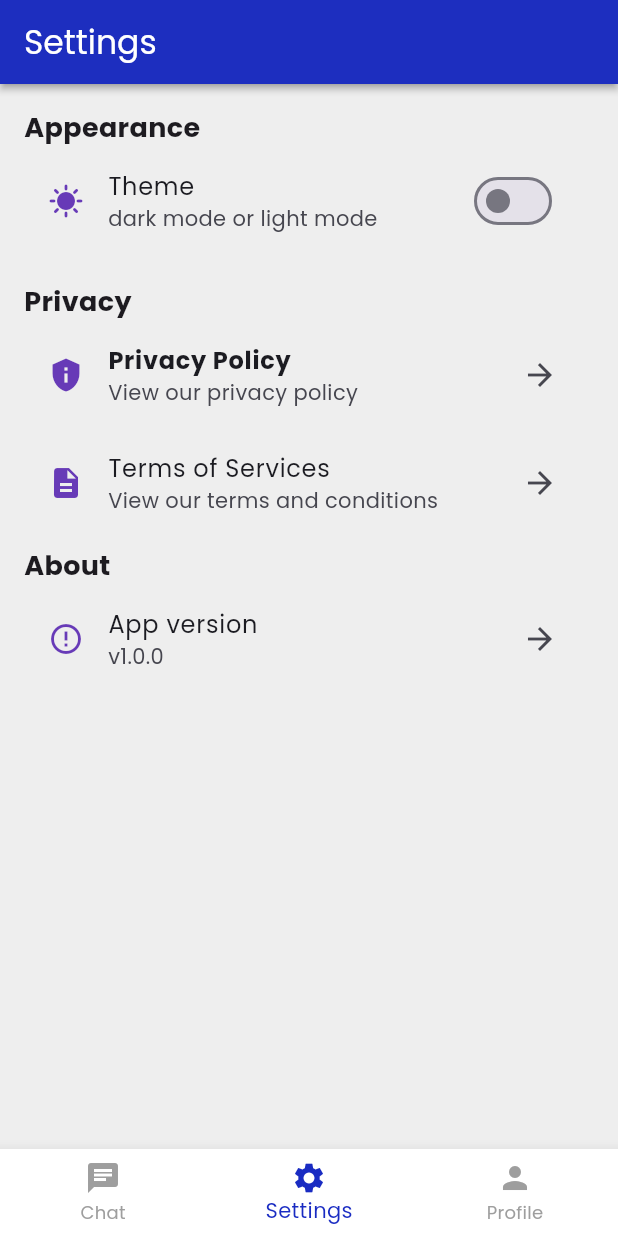
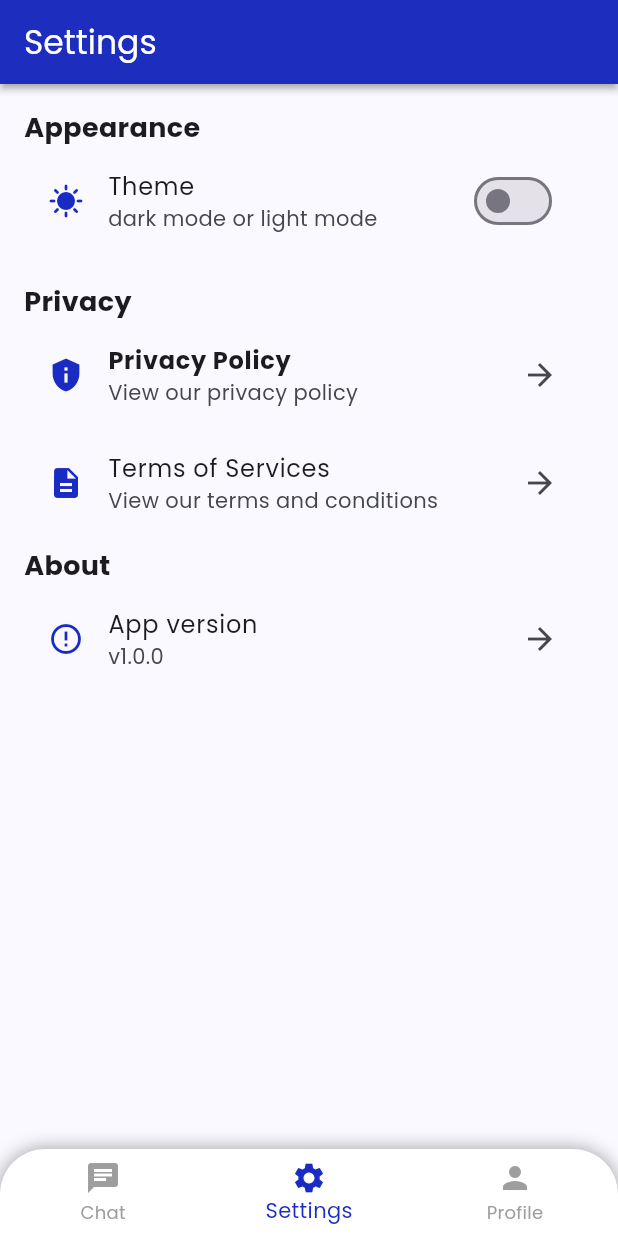
Before and after one commit to SubramanyaKS/phrasebot, a Flutter app: the HomeScreen screen opened directly, item 2 of the bottom bar chosen, on a phone screen of 412 x 824 dp. Run offline on Flutter 3.47's test engine with Material 3 defaults, Android fonts, the phone set to English and light mode, and no system bars; our stand-ins replace dio, flutter_dotenv, google_fonts, speech_to_text, supabase_flutter; accounts and stored records are empty.

```diff
--- a/lib/screens/home_screen.dart
+++ b/lib/screens/home_screen.dart
@@ -34,7 +34,20 @@ class _HomeScreenState extends State<HomeScreen> {
       body: Center(
         child: _pages[_selectedIndex],
       ),
-      bottomNavigationBar: BottomNavigationBar(
+      bottomNavigationBar: Container(
+        decoration: BoxDecoration(
+          borderRadius: BorderRadius.only(
+              topRight: Radius.circular(30), topLeft: Radius.circular(30)),
+          boxShadow: [
+            BoxShadow(color: Colors.black38, spreadRadius: 0, blurRadius: 10),
+          ],
+        ),
+        child: ClipRRect(
+          borderRadius: BorderRadius.only(
+            topLeft: Radius.circular(30.0),
+            topRight: Radius.circular(30.0),
+          ),
+          child: BottomNavigationBar(
             items: const <BottomNavigationBarItem>[
               BottomNavigationBarItem(
                 icon: Icon(Icons.chat),
@@ -53,6 +66,8 @@ class _HomeScreenState extends State<HomeScreen> {
             currentIndex: _selectedIndex,
             onTap: _onItemTapped,
           ),
+        ),
+      ),
     );
   }
 }
--- a/lib/screens/settings_screen.dart
+++ b/lib/screens/settings_screen.dart
@@ -34,7 +34,7 @@ class _SettingsScreenState extends State<SettingsScreen> {
                       ListTile(
                         leading: Icon(
                           Icons.sunny,
-                          color: Colors.deepPurple,
+                          color: Color(0xFF192BC2),
                         ),
                         title: Text('Theme'),
                         subtitle: Text('dark mode or light mode'),
@@ -57,7 +57,7 @@ class _SettingsScreenState extends State<SettingsScreen> {
                     ListTile(
                       leading: Icon(
                         Icons.privacy_tip,
-                        color: Colors.deepPurple,
+                        color: Color(0xFF192BC2),
                       ),
                       title: Text(
                         'Privacy Policy',
@@ -70,7 +70,7 @@ class _SettingsScreenState extends State<SettingsScreen> {
                     ListTile(
                       leading: Icon(
                         Icons.description,
-                        color: Colors.deepPurple,
+                        color: Color(0xFF192BC2),
                       ),
                       title: Text('Terms of Services'),
                       subtitle: Text('View our terms and conditions'),
@@ -91,7 +91,7 @@ class _SettingsScreenState extends State<SettingsScreen> {
                       ListTile(
                         leading: Icon(
                           Icons.error_outline,
-                          color: Colors.deepPurple,
+                          color: Color(0xFF192BC2),
                         ),
                         title: Text('App version'),
                         subtitle: Text('v1.0.0'),
--- a/lib/utils/theme.dart
+++ b/lib/utils/theme.dart
@@ -4,10 +4,11 @@ import 'package:google_fonts/google_fonts.dart';
 class AppTheme {
   static final lightTheme = ThemeData(
     primaryColor: Color(0xFF192BC2),
-    scaffoldBackgroundColor: Colors.grey[200],
+    scaffoldBackgroundColor: Color(0xFFF9F9FF),
     brightness: Brightness.light,
     cardColor: Colors.white,
     textTheme: GoogleFonts.poppinsTextTheme(),
+    iconTheme: IconThemeData(color: Colors.blueAccent),
     appBarTheme: const AppBarTheme(
         elevation: 2,
         backgroundColor: Color(0xFF192BC2),
@@ -65,5 +66,6 @@ class AppTheme {
       shape: RoundedRectangleBorder(borderRadius: BorderRadius.circular(12)),
       margin: const EdgeInsets.all(12),
     ),
+    iconTheme: IconThemeData(color: Colors.lightBlueAccent),
   );
 }
```
Also changed, not shown: lib/screens/profile_screen.dart (+8 -13 lines), 1 other file. Lines whose indentation alone changed are shown as unchanged.
